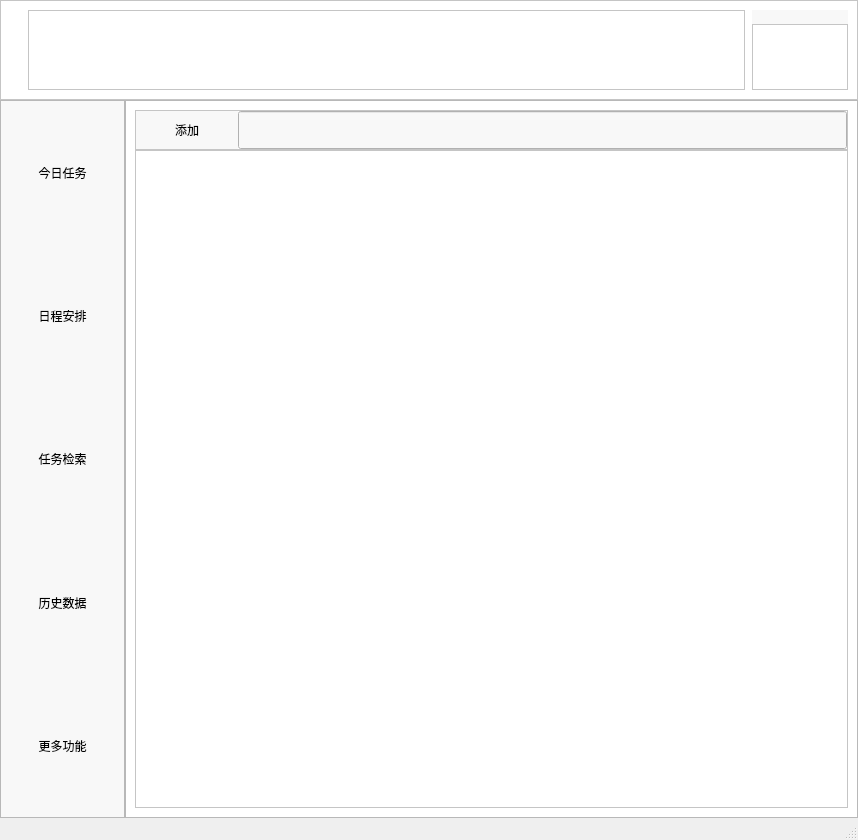
Qt form pro/untitled.ui (cjj826/BUAA_2022_Python_XHZZ) before a commit.
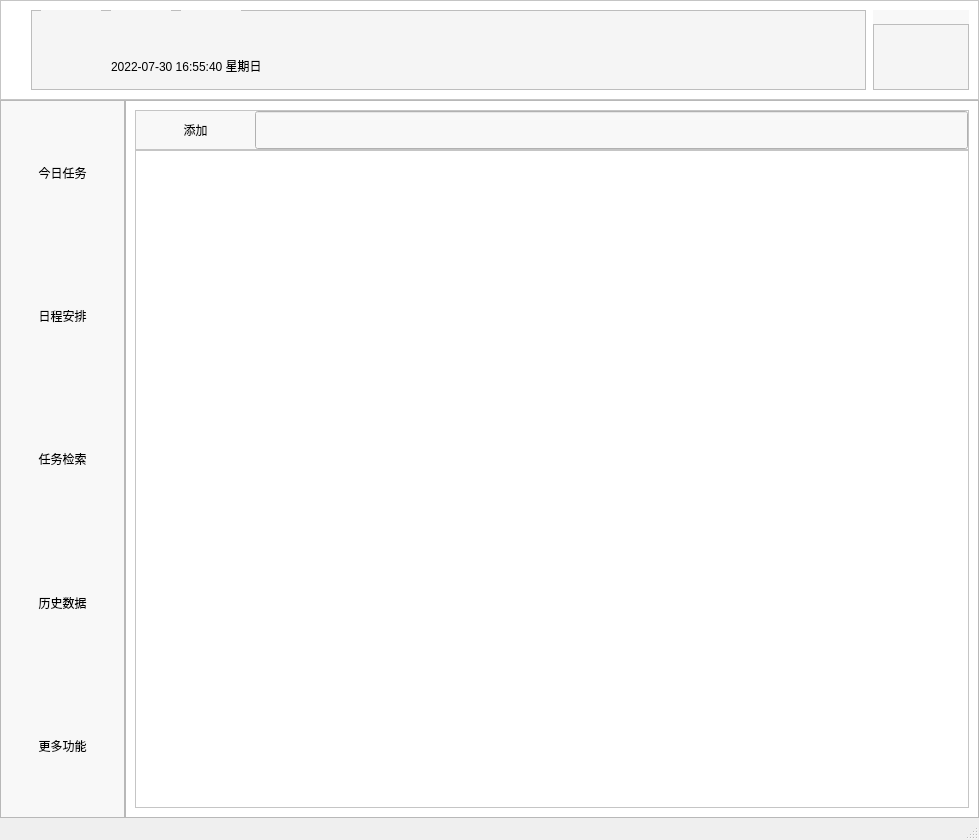
The same form after that commit. Icons and pictures are not drawn.

```diff
--- a/pro/untitled.ui
+++ b/pro/untitled.ui
@@ -6,7 +6,7 @@
    <rect>
     <x>0</x>
     <y>0</y>
-    <width>858</width>
+    <width>979</width>
     <height>840</height>
    </rect>
   </property>
@@ -86,10 +86,13 @@
              </property>
              <property name="maximumSize">
               <size>
-               <width>200</width>
+               <width>100</width>
                <height>100</height>
               </size>
              </property>
+             <property name="styleSheet">
+              <string notr="true"/>
+             </property>
              <property name="text">
               <string/>
              </property>
@@ -103,12 +106,104 @@
            </item>
            <item>
             <widget class="QFrame" name="frame_10">
+             <property name="styleSheet">
+              <string notr="true">background-color: rgb(245, 245, 245);</string>
+             </property>
              <property name="frameShape">
               <enum>QFrame::StyledPanel</enum>
              </property>
              <property name="frameShadow">
               <enum>QFrame::Raised</enum>
              </property>
+             <widget class="QLabel" name="label_7">
+              <property name="geometry">
+               <rect>
+                <x>10</x>
+                <y>0</y>
+                <width>60</width>
+                <height>30</height>
+               </rect>
+              </property>
+              <property name="text">
+               <string/>
+              </property>
+              <property name="pixmap">
+               <pixmap>../res/13_icon.png</pixmap>
+              </property>
+              <property name="scaledContents">
+               <bool>true</bool>
+              </property>
+             </widget>
+             <widget class="QLabel" name="label_8">
+              <property name="geometry">
+               <rect>
+                <x>80</x>
+                <y>0</y>
+                <width>60</width>
+                <height>30</height>
+               </rect>
+              </property>
+              <property name="text">
+               <string/>
+              </property>
+              <property name="pixmap">
+               <pixmap>../res/多云.png</pixmap>
+              </property>
+              <property name="scaledContents">
+               <bool>true</bool>
+              </property>
+             </widget>
+             <widget class="QLabel" name="label_9">
+              <property name="geometry">
+               <rect>
+                <x>150</x>
+                <y>0</y>
+                <width>60</width>
+                <height>30</height>
+               </rect>
+              </property>
+              <property name="text">
+               <string/>
+              </property>
+              <property name="pixmap">
+               <pixmap>../res/晴（夜间）.png</pixmap>
+              </property>
+              <property name="scaledContents">
+               <bool>true</bool>
+              </property>
+             </widget>
+             <widget class="QLabel" name="label_10">
+              <property name="geometry">
+               <rect>
+                <x>10</x>
+                <y>40</y>
+                <width>60</width>
+                <height>30</height>
+               </rect>
+              </property>
+              <property name="text">
+               <string/>
+              </property>
+              <property name="pixmap">
+               <pixmap>../res/日历-title.png</pixmap>
+              </property>
+              <property name="scaledContents">
+               <bool>true</bool>
+              </property>
+             </widget>
+             <widget class="QLabel" name="label_11">
+              <property name="geometry">
+               <rect>
+                <x>80</x>
+                <y>48</y>
+                <width>300</width>
+                <height>15</height>
+               </rect>
+              </property>
+              <property name="text">
+               <string>2022-07-30 16:55:40 星期日</string>
+              </property>
+             </widget>
             </widget>
            </item>
            <item>
@@ -130,7 +225,7 @@
              </property>
              <property name="maximumSize">
               <size>
-               <width>300</width>
+               <width>80</width>
                <height>100</height>
               </size>
              </property>
@@ -268,6 +363,9 @@
              </item>
              <item>
               <widget class="QFrame" name="frame_11">
+               <property name="styleSheet">
+                <string notr="true">background-color: rgb(245, 245, 245);</string>
+               </property>
                <property name="frameShape">
                 <enum>QFrame::StyledPanel</enum>
                </property>
```
Left out of the diff: 5 changed lines with no effect on the pictures.
